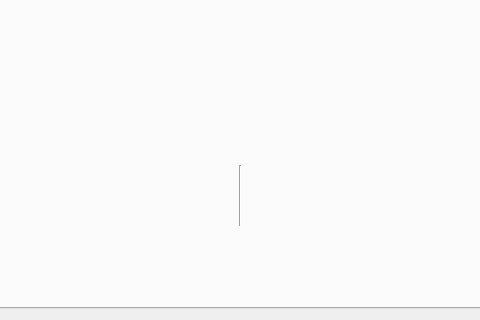
The window that Jobs-of-SoftwareEngineer/Scut/course.ui (CSLP/CPP) describes before a commit, drawn with Qt 5; both pictures show x 134 to 614 and y 352 to 672 of the 1154 by 672 pixel window.
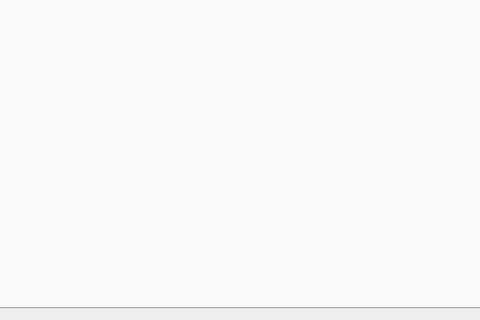
The same window after the commit. The open tabs and pages were chosen to show the change.

```diff
--- a/Jobs-of-SoftwareEngineer/Scut/course.ui
+++ b/Jobs-of-SoftwareEngineer/Scut/course.ui
@@ -150,19 +150,6 @@
       <attribute name="title">
        <string>课程资源</string>
       </attribute>
-      <widget class="Line" name="line_2">
-       <property name="geometry">
-        <rect>
-         <x>360</x>
-         <y>480</y>
-         <width>3</width>
-         <height>61</height>
-        </rect>
-       </property>
-       <property name="orientation">
-        <enum>Qt::Vertical</enum>
-       </property>
-      </widget>
      </widget>
     </widget>
    </item>
```
Left out of the diff: 2 changed lines with no effect on the pictures.
